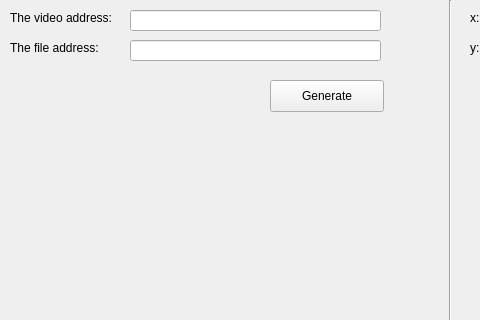
Above: Interface/dum.ui from Tian99/Robust-eye-gaze-tracker before the change; both pictures show x 0 to 480 and y 0 to 320 of the 896 by 496 pixel window. Below: the same form after it.
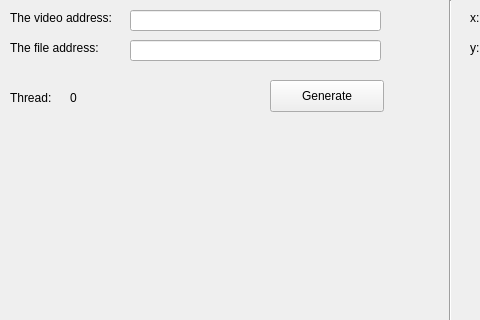
That is the form after the change.

Commit message: Data extraction done

What changed in the file:
```diff
--- a/Interface/dum.ui
+++ b/Interface/dum.ui
@@ -194,6 +194,32 @@
      <string>Stop Thread</string>
     </property>
    </widget>
+   <widget class="QLabel" name="label_5">
+    <property name="geometry">
+     <rect>
+      <x>10</x>
+      <y>90</y>
+      <width>59</width>
+      <height>16</height>
+     </rect>
+    </property>
+    <property name="text">
+     <string>Thread:</string>
+    </property>
+   </widget>
+   <widget class="QLabel" name="label_6">
+    <property name="geometry">
+     <rect>
+      <x>70</x>
+      <y>90</y>
+      <width>59</width>
+      <height>16</height>
+     </rect>
+    </property>
+    <property name="text">
+     <string>0</string>
+    </property>
+   </widget>
   </widget>
   <widget class="QStatusBar" name="statusbar"/>
   <widget class="QMenuBar" name="menubar">
```
The commit also changes 2 other files.
